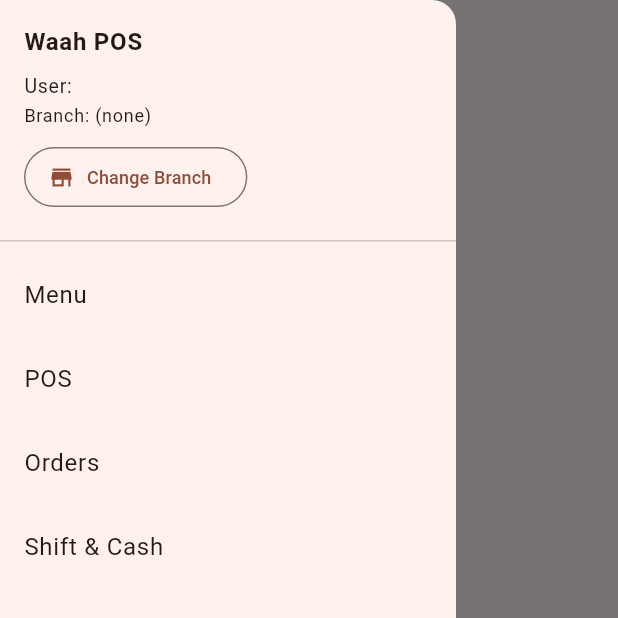
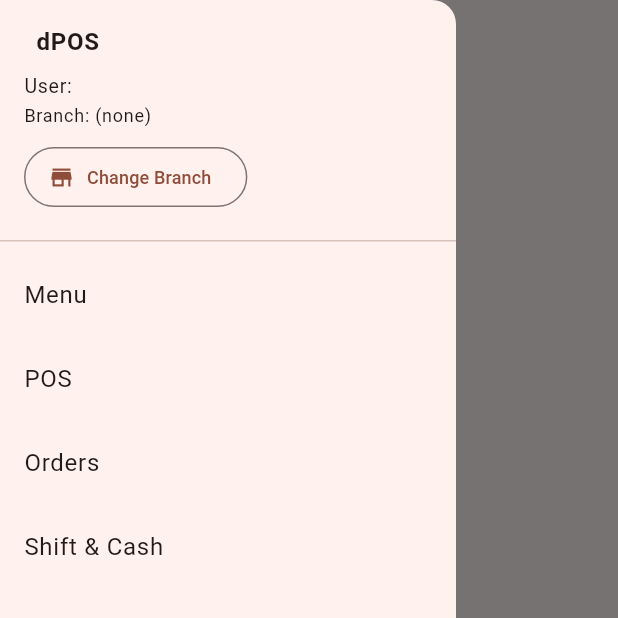
Before and after one commit to divyesh1099/waah_frontend, a Flutter app: the AppShell screen opened directly with empty values, with the side drawer open, on a phone screen of 412 x 824 dp, the top half of it. Run offline on Flutter 3.47's test engine with Material 3 defaults, Android fonts, the phone set to English and light mode, and no system bars; our stand-ins replace dio, flutter_riverpod, go_router, google_fonts, shared_preferences, sqflite_common_ffi; accounts and stored records are empty.

Commit message:
feat:add restaurant name and logo else dPOS feature fix:kot ticket status update bug

```diff
--- a/lib/app/main.dart
+++ b/lib/app/main.dart
@@ -27,7 +27,7 @@ class WaahApp extends ConsumerWidget {
     final router = ref.watch(appRouterProvider);
     return MaterialApp.router(
       debugShowCheckedModeBanner: false,
-      title: 'Waah POS',
+      title: 'dPOS',
       routerConfig: router,
       theme: ThemeData(
         useMaterial3: true,
--- a/lib/app/providers.dart
+++ b/lib/app/providers.dart
@@ -125,3 +125,23 @@ FutureProvider.autoDispose<List<BranchInfo>>((ref) async {
   if (tenantId.isEmpty) return <BranchInfo>[];
   return api.fetchBranches(tenantId: tenantId);
 });
+
+// Restaurant settings (branding: name, logo, etc) for the active branch.
+final restaurantSettingsProvider =
+FutureProvider.autoDispose<RestaurantSettings?>((ref) async {
+  final api = ref.watch(apiClientProvider);
+  final me = ref.watch(authControllerProvider).me;
+
+  final tenantId = me?.tenantId ?? '';
+  final branchId = ref.watch(activeBranchIdProvider);
+
+  if (tenantId.isEmpty || branchId.isEmpty) {
+    return null;
+  }
+
+  // This calls GET /settings/restaurant and maps it to RestaurantSettings model
+  return api.getRestaurantSettings(
+    tenantId: tenantId,
+    branchId: branchId,
+  );
+});
--- a/lib/app/shell.dart
+++ b/lib/app/shell.dart
@@ -14,6 +14,23 @@ class AppShell extends ConsumerWidget {
     final me = ref.watch(authControllerProvider).me;
     final currentBranchId = ref.watch(activeBranchIdProvider);
 
+    // pull restaurant settings (name, logo) for this tenant+branch
+    final rs = ref.watch(restaurantSettingsProvider).maybeWhen(
+      data: (s) => s,
+      orElse: () => null,
+    );
+
+    // fallback brand while loading or if not configured yet
+    final brandName =
+    (rs != null && rs.name.isNotEmpty) ? rs.name : 'dPOS';
+
+    // build absolute logo URL if we have a /media/... path
+    final logoFullUrl = (rs != null &&
+        rs.logoUrl != null &&
+        rs.logoUrl!.isNotEmpty)
+        ? '$kBaseUrl${rs.logoUrl}'
+        : null;
+
     WidgetsBinding.instance.addPostFrameCallback((_) {
       if (!context.mounted) return;
       if (!authed) {
@@ -23,7 +40,33 @@ class AppShell extends ConsumerWidget {
 
     return Scaffold(
       appBar: AppBar(
-        title: const Text('Waah'),
+        title: Row(
+          crossAxisAlignment: CrossAxisAlignment.center,
+          children: [
+            if (logoFullUrl != null)
+              Padding(
+                padding: const EdgeInsets.only(right: 8),
+                child: ClipRRect(
+                  borderRadius: BorderRadius.circular(4),
+                  child: Image.network(
+                    logoFullUrl,
+                    height: 32,
+                    width: 32,
+                    fit: BoxFit.cover,
+                    errorBuilder: (_, __, ___) =>
+                    const Icon(Icons.restaurant, size: 32),
+                  ),
+                ),
+              ),
+            Flexible(
+              child: Text(
+                brandName,
+                overflow: TextOverflow.ellipsis,
+                maxLines: 1,
+              ),
+            ),
+          ],
+        ),
       ),
       drawer: Drawer(
         child: ListView(
@@ -32,12 +75,39 @@ class AppShell extends ConsumerWidget {
               child: Column(
                 crossAxisAlignment: CrossAxisAlignment.start,
                 children: [
-                  const Text('Waah POS',
-                      style: TextStyle(
-                        fontWeight: FontWeight.w600,
-                        fontSize: 16,
-                      )),
+                  // Brand row (logo + name), replaces "dPOS"
+                  Row(
+                    crossAxisAlignment: CrossAxisAlignment.center,
+                    children: [
+                      if (logoFullUrl != null)
+                        ClipRRect(
+                          borderRadius: BorderRadius.circular(4),
+                          child: Image.network(
+                            logoFullUrl,
+                            height: 40,
+                            width: 40,
+                            fit: BoxFit.cover,
+                            errorBuilder: (_, __, ___) =>
+                            const Icon(Icons.restaurant, size: 40),
+                          ),
+                        ),
+                      const SizedBox(width: 8),
+                      Flexible(
+                        child: Text(
+                          brandName,
+                          style: const TextStyle(
+                            fontWeight: FontWeight.w600,
+                            fontSize: 16,
+                          ),
+                          overflow: TextOverflow.ellipsis,
+                          maxLines: 1,
+                        ),
+                      ),
+                    ],
+                  ),
+
                   const SizedBox(height: 8),
+
                   Text(
                     'User: ${me?.name ?? ''}',
                     style: const TextStyle(fontSize: 13),
@@ -46,7 +116,9 @@ class AppShell extends ConsumerWidget {
                     'Branch: ${currentBranchId.isEmpty ? '(none)' : currentBranchId}',
                     style: const TextStyle(fontSize: 12),
                   ),
+
                   const SizedBox(height: 8),
+
                   OutlinedButton.icon(
                     icon: const Icon(Icons.store),
                     label: const Text(
--- a/lib/features/home/home_page.dart
+++ b/lib/features/home/home_page.dart
@@ -6,7 +6,7 @@ class HomePage extends StatelessWidget {
   @override
   Widget build(BuildContext context) {
     return const Center(
-      child: Text('Welcome to WAAH â€” Windows & Android ready.'),
+      child: Text('Welcome to dPOS Windows & Android ready.'),
     );
   }
 }
```
Also changed, not shown: lib/data/api_client.dart (+56 -6 lines).
